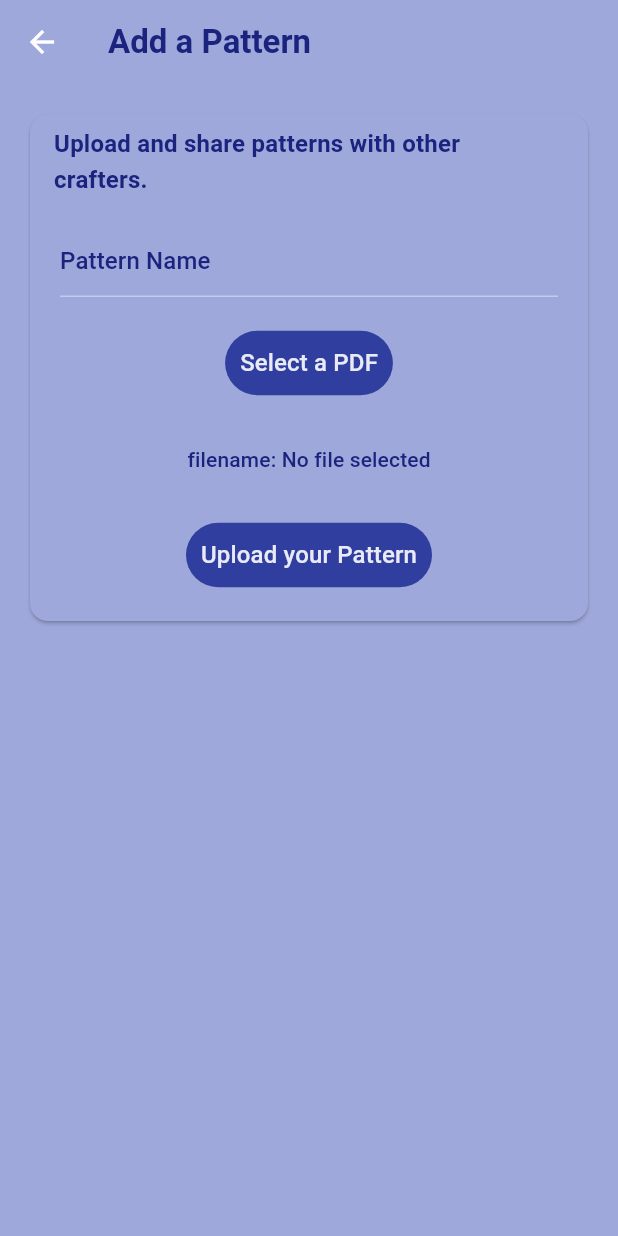
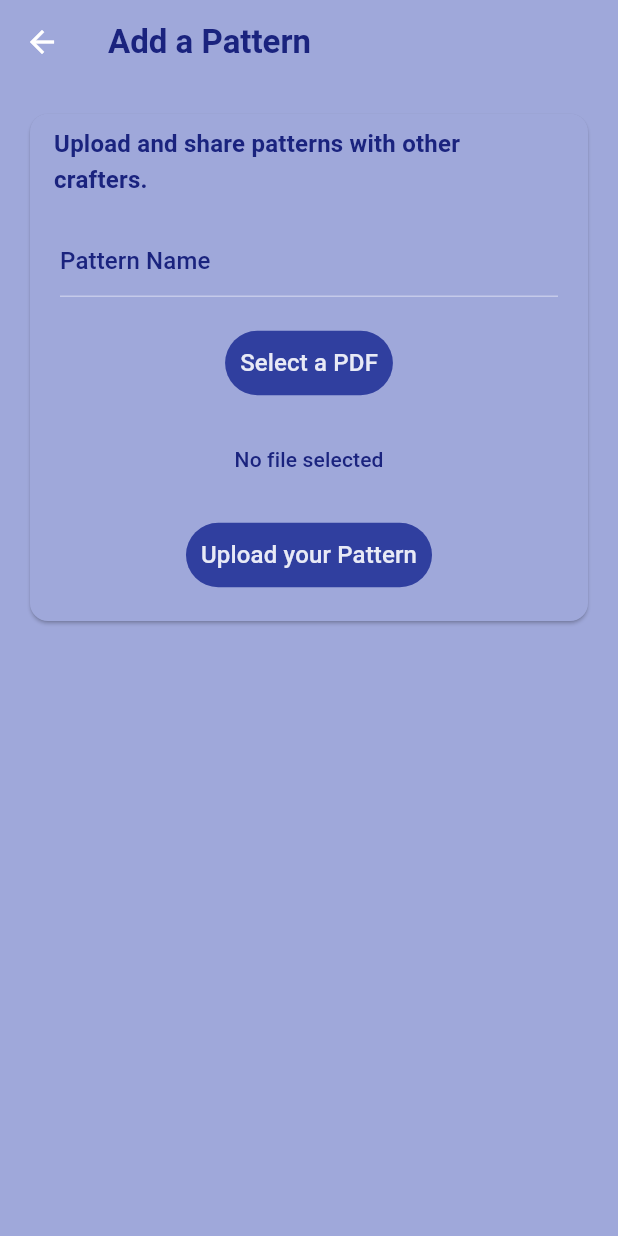
Before and after one commit to darcy-stubbins/final-year-project, a Flutter app: the Add screen opened directly, after a tap on "Select a PDF", on a phone screen of 412 x 824 dp. Run offline on Flutter 3.47's test engine with Material 3 defaults, Android fonts, the phone set to English and light mode, and no system bars; our stand-ins replace file_picker, image_picker.

Commit message:
minor style chnages made to the pdf upload section

```diff
--- a/lib/pages/add.dart
+++ b/lib/pages/add.dart
@@ -23,7 +23,7 @@ class _AddState extends State<Add> {
     if (selectorResult != null) {
       Uint8List fileBytes = selectorResult.files.first.bytes as Uint8List;
       String fileName = selectorResult.files.first.name;
-      return fileName;
+      return 'filename: ' + fileName;
     } else {
       return 'No file selected';
     }
@@ -81,7 +81,7 @@ class _AddState extends State<Add> {
               child: Padding(
                 padding: EdgeInsets.all(10.0),
                 child: Text(
-                  'filename: ' + fileName,
+                  fileName,
                   style: Theme.of(context).textTheme.titleSmall,
                 ),
               ),
```
